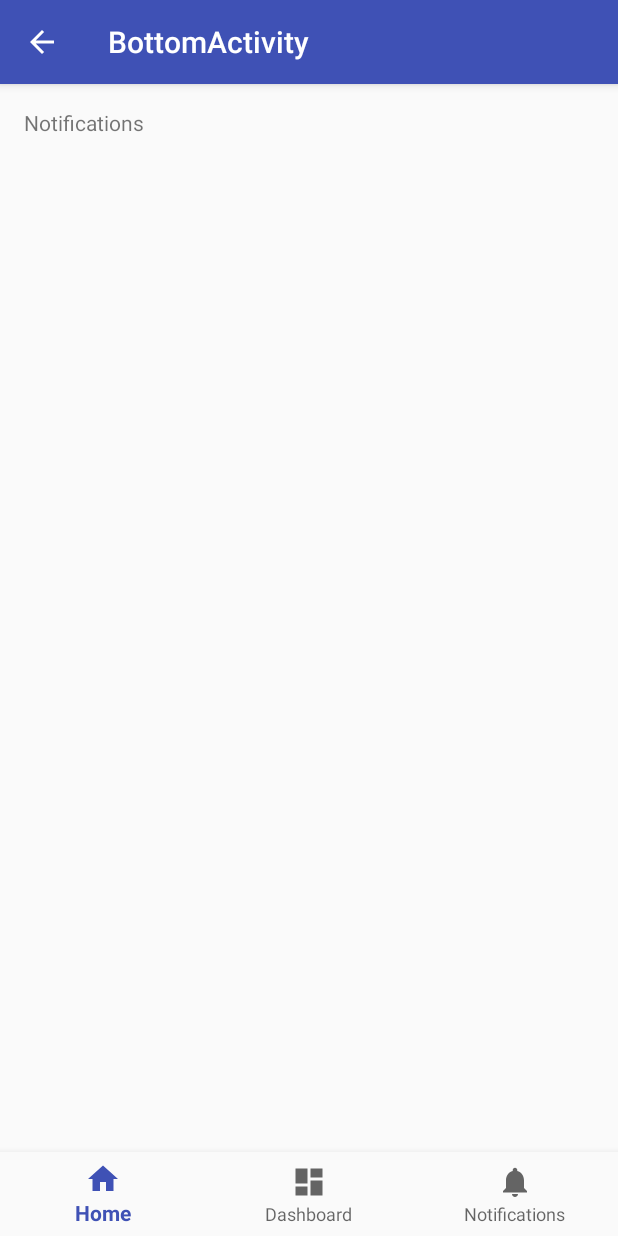
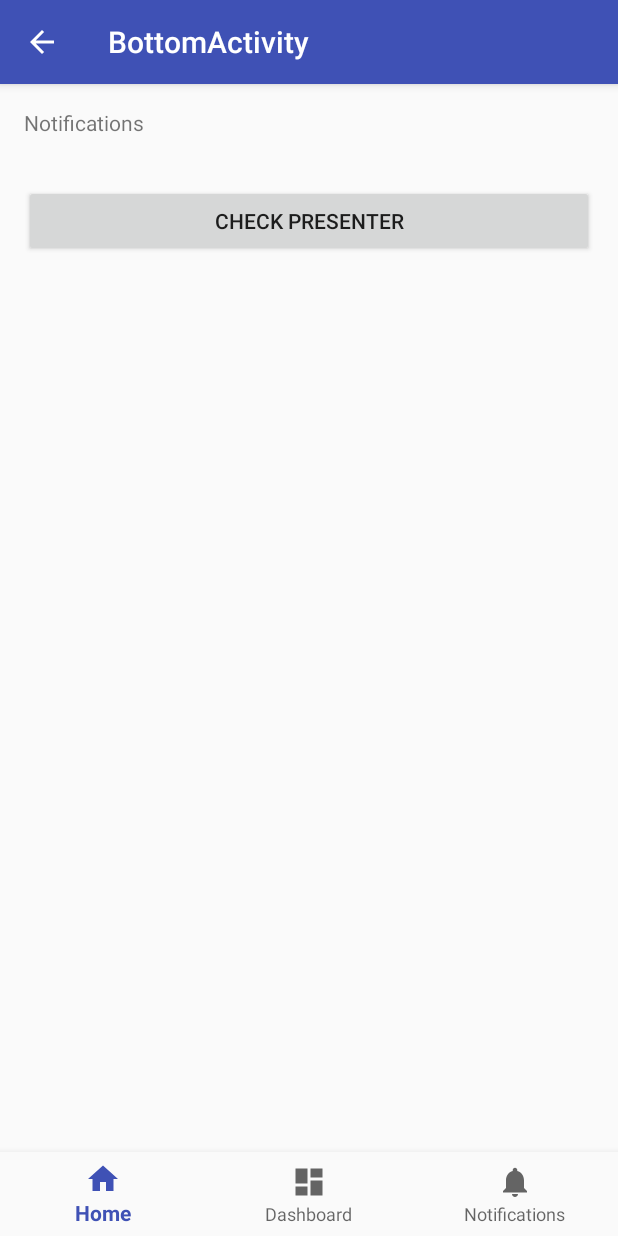
Before and after one commit to softartdev/Dagger2AndroidInjector, an Android app: the fragment NotificationsFragment placed in its activity, on a phone screen of 412 x 824 dp. Run offline under Robolectric (Android 15) with nearby library versions, the phone set to English and light mode, and no system bars; our stand-ins replace Dagger/Hilt's generated code.

Commit message:
inject NotificationsPresenter

```diff
--- a/app/src/main/java/com/softartdev/android/dagger2simple/ui/bottom/fragments/notifications/NotificationsFragment.java
+++ b/app/src/main/java/com/softartdev/android/dagger2simple/ui/bottom/fragments/notifications/NotificationsFragment.java
@@ -1,18 +1,53 @@
 package com.softartdev.android.dagger2simple.ui.bottom.fragments.notifications;
 
+import android.content.Context;
 import android.os.Bundle;
 import android.support.annotation.Nullable;
 import android.support.v4.app.Fragment;
 import android.view.LayoutInflater;
 import android.view.View;
 import android.view.ViewGroup;
+import android.widget.Button;
+import android.widget.TextView;
 
 import com.softartdev.android.dagger2simple.R;
 
-public class NotificationsFragment extends Fragment {
+import javax.inject.Inject;
+
+import dagger.android.support.AndroidSupportInjection;
+
+public class NotificationsFragment extends Fragment implements NotificationsView, View.OnClickListener {
+    TextView notificationsTextView;
+
+    @Inject NotificationsPresenter mPresenter;
+
+    @Override
+    public void onAttach(Context context) {
+        AndroidSupportInjection.inject(this);
+        super.onAttach(context);
+    }
+
     @Nullable
     @Override
     public View onCreateView(LayoutInflater inflater, @Nullable ViewGroup container, @Nullable Bundle savedInstanceState) {
-        return inflater.inflate(R.layout.fragment_notifications, container, false);
+        View view = inflater.inflate(R.layout.fragment_notifications, container, false);
+        notificationsTextView = (TextView) view.findViewById(R.id.notifications_text_view);
+        Button notificationsButton = (Button) view.findViewById(R.id.notifications_button);
+        notificationsButton.setOnClickListener(this);
+        return view;
+    }
+
+    @Override
+    public void onCheck(String checked) {
+        notificationsTextView.setText(checked);
+    }
+
+    @Override
+    public void onClick(View v) {
+        switch (v.getId()) {
+            case R.id.notifications_button:
+                mPresenter.check();
+                break;
+        }
     }
 }
--- /dev/null
+++ b/app/src/main/java/com/softartdev/android/dagger2simple/ui/bottom/fragments/notifications/NotificationsPresenter.java
@@ -0,0 +1,24 @@
+package com.softartdev.android.dagger2simple.ui.bottom.fragments.notifications;
+
+import android.content.Context;
+
+import com.softartdev.android.dagger2simple.R;
+
+import javax.inject.Inject;
+
+class NotificationsPresenter {
+    private NotificationsView mView;
+
+    @Inject
+    Context context;
+
+    @Inject
+    public NotificationsPresenter(NotificationsView view) {
+        mView = view;
+    }
+
+    void check() {
+        String checked = context.getString(R.string.check_context);
+        mView.onCheck(checked);
+    }
+}
--- /dev/null
+++ b/app/src/main/java/com/softartdev/android/dagger2simple/ui/bottom/fragments/notifications/NotificationsView.java
@@ -0,0 +1,5 @@
+package com.softartdev.android.dagger2simple.ui.bottom.fragments.notifications;
+
+public interface NotificationsView {
+    void onCheck(String checked);
+}
--- a/app/src/main/res/layout/fragment_notifications.xml
+++ b/app/src/main/res/layout/fragment_notifications.xml
@@ -14,4 +14,13 @@
         android:layout_marginTop="@dimen/activity_vertical_margin"
         android:text="@string/title_notifications"/>
 
+    <Button
+        android:id="@+id/notifications_button"
+        android:layout_width="match_parent"
+        android:layout_height="wrap_content"
+        android:layout_marginLeft="@dimen/activity_horizontal_margin"
+        android:layout_marginRight="@dimen/activity_horizontal_margin"
+        android:layout_marginTop="@dimen/activity_vertical_margin"
+        android:text="@string/check_presenter"/>
+
 </LinearLayout>
```
Also changed, not shown: app/src/main/java/com/softartdev/android/dagger2simple/di/components/NotificationsFragmentSubcomponent.java (added, +13 -0 lines), app/src/main/java/com/softartdev/android/dagger2simple/di/modules/FragmentModule.java (+12 -1 lines).
